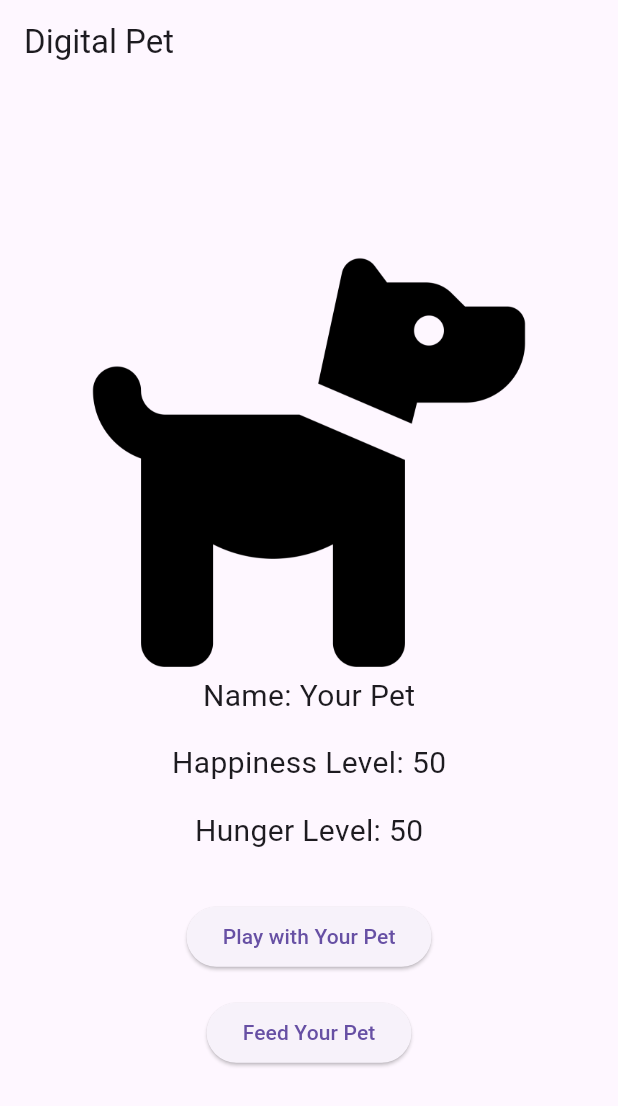
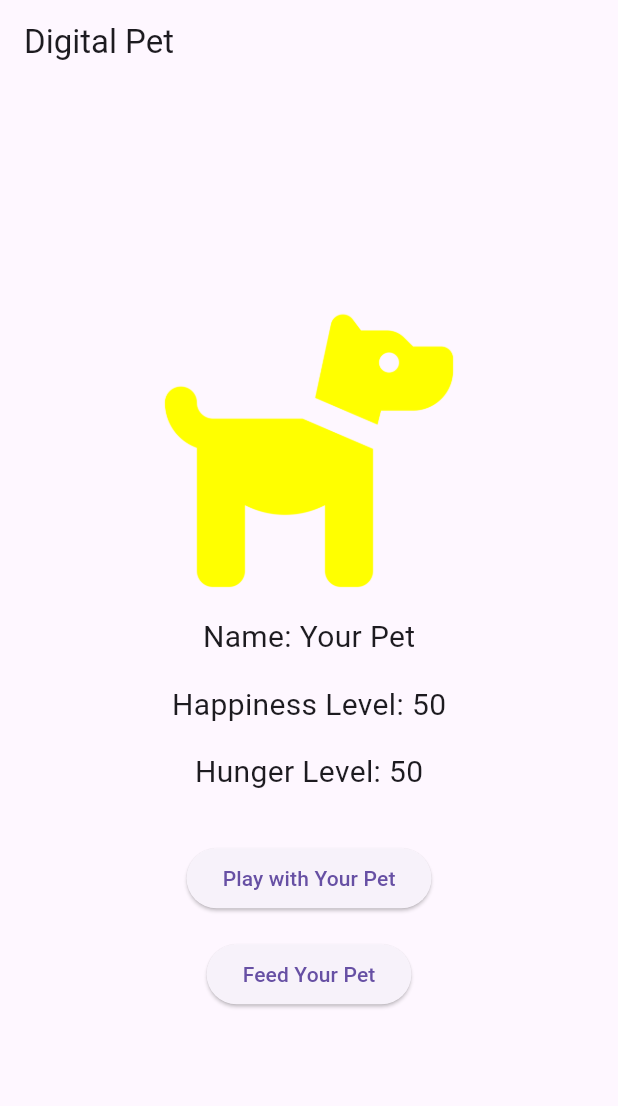
Before and after one commit to Nathan2055/csc4360-activity05-digital_pet_app, a Flutter app: the screen it shows after launch, on a phone screen of 412 x 824 dp. Shown: the top 1106 px of the screen. Run offline on Flutter 3.47's test engine with Material 3 defaults, Android fonts, the phone set to English and light mode, and no system bars.

Commit message:
Dynamically update icon based on happiness level

```diff
--- a/lib/main.dart
+++ b/lib/main.dart
@@ -46,8 +46,9 @@ class _DigitalPetAppState extends State<DigitalPetApp> {
     });
   }
 
+  // Display colored icon based on inputted happiness value
   Image getIcon(int value) {
-    double iconWidth = 300.0; // update icon width globally here
+    double iconWidth = 200.0; // update icon width globally here
 
     if (value > 70) {
       return Image.asset('images/dog-icon-green.png', width: iconWidth);
@@ -68,7 +69,8 @@ class _DigitalPetAppState extends State<DigitalPetApp> {
         child: Column(
           mainAxisAlignment: MainAxisAlignment.center,
           children: <Widget>[
-            getIcon(-5),
+            getIcon(happinessLevel),
+            SizedBox(height: 16.0),
             Text('Name: $petName', style: TextStyle(fontSize: 20.0)),
             SizedBox(height: 16.0),
             Text(
```
